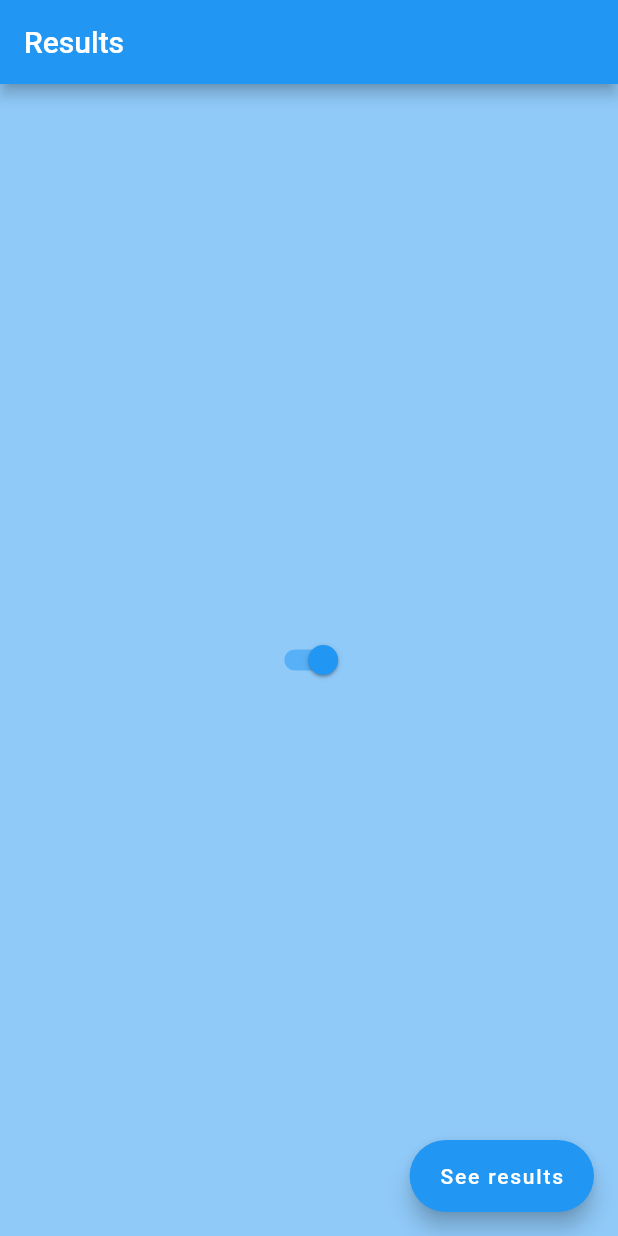
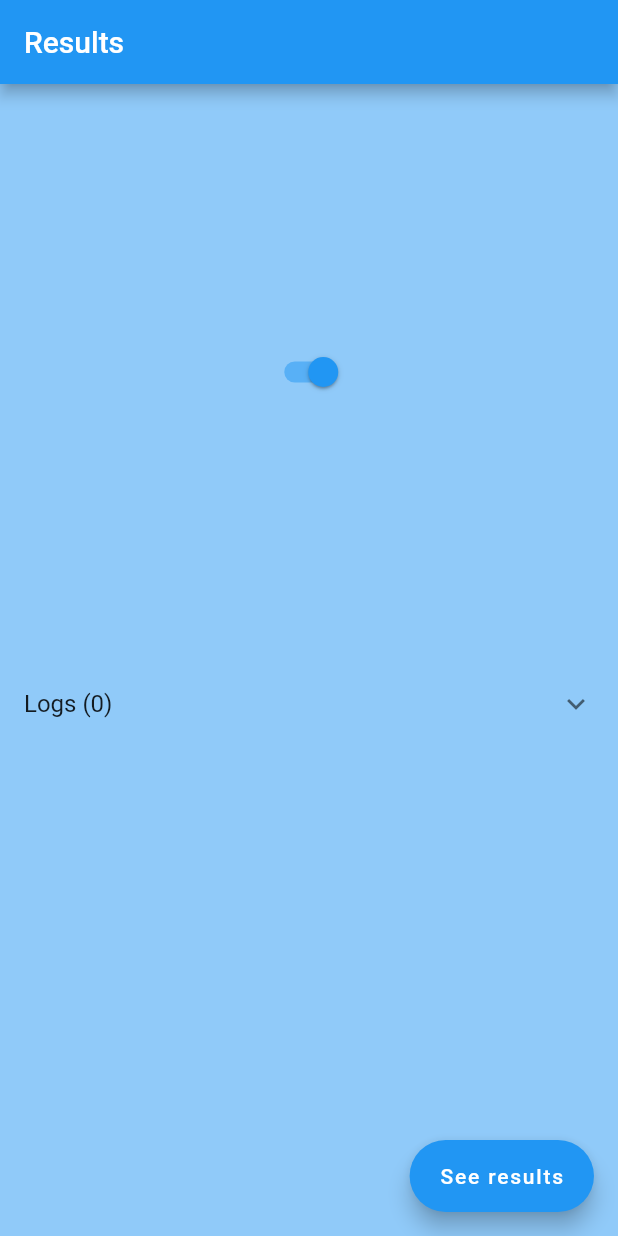
Before and after one commit to gofysff/test_theme_switcher, a Flutter app: the screen it shows after launch, on a phone screen of 412 x 824 dp. Run offline on Flutter 3.47's test engine with Material 2 defaults, Android fonts, the phone set to English and light mode, and no system bars; our stand-ins replace bloc, equatable, flutter_bloc.

Commit message:
adding logging

```diff
--- /dev/null
+++ b/lib/logic/loggers/theme_logger.dart
@@ -0,0 +1,15 @@
+import 'package:intl/intl.dart';
+
+class ThemeLogger {
+  final List<String> logs = [];
+
+  void addLog(bool isLightTheme) {
+    String time = DateFormat('HH:mm:ss').format(DateTime.now());
+    String action = switch (isLightTheme) {
+      false => "changed from light to dark",
+      true => "changed from dark to light"
+    };
+    String log = '$action at $time';
+    logs.add(log);
+  }
+}
--- a/lib/presentation/router/app_router.dart
+++ b/lib/presentation/router/app_router.dart
@@ -9,7 +9,7 @@ class AppRouter {
   static Route<dynamic> onGenerateRoute(RouteSettings settings) {
     switch (settings.name) {
       case home:
-        return MaterialPageRoute(builder: (_) => const SwitcherScreen());
+        return MaterialPageRoute(builder: (_) => SwitcherScreen());
       case ShowResultScreen.routeName:
         return MaterialPageRoute(builder: (_) => const ShowResultScreen());
       default:
--- a/lib/presentation/screens/switcher_screen/res.dart
+++ b/lib/presentation/screens/switcher_screen/res.dart
@@ -1,3 +1,5 @@
 const toNextScreenText = "See results";
 
 const appBarText = "Results";
+
+const logsText = "Logs";
--- a/lib/presentation/screens/switcher_screen/switcher_screen.dart
+++ b/lib/presentation/screens/switcher_screen/switcher_screen.dart
@@ -1,11 +1,19 @@
 import 'package:flutter/material.dart';
 import 'package:flutter_bloc/flutter_bloc.dart';
 import 'package:test_theme_switcher/logic/bloc/theme_bloc.dart';
+import 'package:test_theme_switcher/logic/loggers/theme_logger.dart';
 import 'package:test_theme_switcher/presentation/screens/show_result_screen/show_result_screen.dart';
 import 'package:test_theme_switcher/presentation/screens/switcher_screen/res.dart';
 
-class SwitcherScreen extends StatelessWidget {
+class SwitcherScreen extends StatefulWidget {
   const SwitcherScreen({super.key});
+
+  @override
+  State<SwitcherScreen> createState() => _SwitcherScreenState();
+}
+
+class _SwitcherScreenState extends State<SwitcherScreen> {
+  final _logger = ThemeLogger();
 
   @override
   Widget build(BuildContext context) {
@@ -27,14 +35,42 @@ class SwitcherScreen extends StatelessWidget {
     return Center(
       child: BlocBuilder<ThemeBloc, ThemeState>(
         builder: (context, state) {
-          return Switch(
-            thumbIcon: thumbIcon,
-            onChanged: (value) {
-              context.read<ThemeBloc>().add(ThemeChangedEvent());
-            },
-            value: state.isLightTheme,
+          return Column(
+            children: [
+              _getSwitcher(context, state),
+              _getLogs(),
+            ],
           );
         },
+      ),
+    );
+  }
+
+  Expanded _getLogs() {
+    return Expanded(
+      child: ExpansionTile(
+        title: Text('$logsText (${_logger.logs.length})'),
+        children: [
+          SizedBox(
+            height: 300,
+            child: SingleChildScrollView(
+              child: Text(_logger.logs.join('\n')),
+            ),
+          ),
+        ],
+      ),
+    );
+  }
+
+  Expanded _getSwitcher(BuildContext context, ThemeState state) {
+    return Expanded(
+      child: Switch(
+        thumbIcon: thumbIcon,
+        onChanged: (value) {
+          context.read<ThemeBloc>().add(ThemeChangedEvent());
+          _logger.addLog(value);
+        },
+        value: state.isLightTheme,
       ),
     );
   }
--- a/pubspec.yaml
+++ b/pubspec.yaml
@@ -13,6 +13,7 @@ dependencies:
   flutter:
     sdk: flutter
   flutter_bloc: ^8.1.3
+  intl: ^0.18.1
   test: ^1.24.1
 
 dev_dependencies:
```
Also changed, not shown: pubspec.lock.
